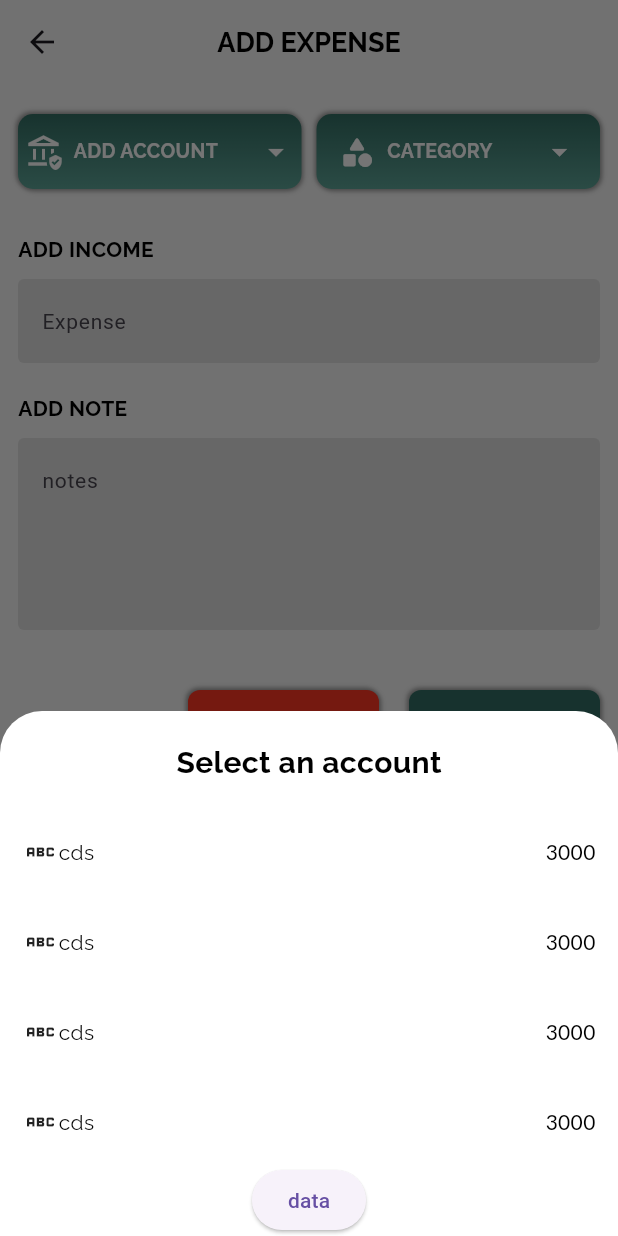
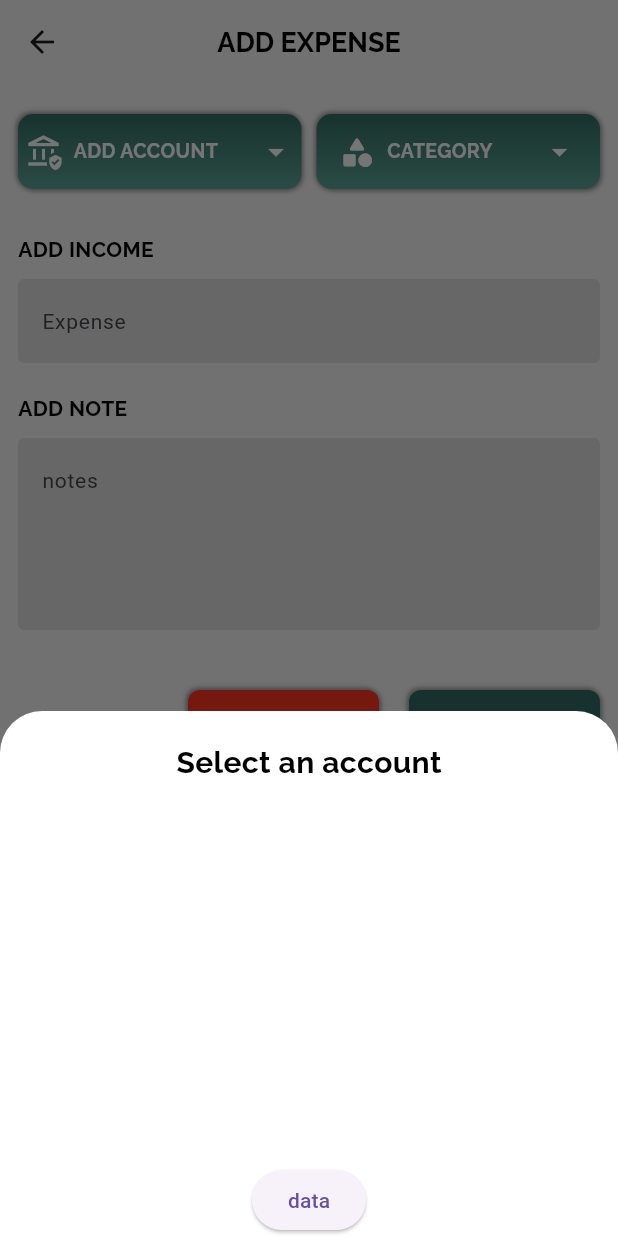
Before and after one commit to Kevinkiron/zoro, a Flutter app: the AddExpenseValue screen opened directly, after a tap on "ADD ACCOUNT", on a phone screen of 412 x 824 dp. Run offline on Flutter 3.47's test engine with Material 3 defaults, Android fonts, the light colour scheme and no system bars; our stand-ins replace bloc, easy_date_timeline, equatable, fl_chart, flashy_tab_bar2, flip_card and 5 more; missing offline and left inert: circular_menu; accounts and stored records are empty; generated files the repository leaves out were written again.

Commit message:
Account adding new list model

```diff
--- a/lib/screens/add_expense_income/expense_form.dart
+++ b/lib/screens/add_expense_income/expense_form.dart
@@ -1,3 +1,5 @@
+import 'dart:developer';
+
 import 'package:expense_tracker/utils/app_font_styles.dart';
 import 'package:flutter/material.dart';
 import 'package:flutter/widgets.dart';
@@ -6,6 +8,7 @@ import 'package:gap/gap.dart';
 
 import '../../data/bloc/account_bloc/account_bloc.dart';
 import '../home/home.dart';
+import 'bloc/budget_form_bloc.dart';
 import 'widgets/bottom_sheet.dart';
 import 'widgets/custom_textfield.dart';
 
@@ -23,20 +26,29 @@ class AddExpenseValue extends StatelessWidget {
           fontWeight: FontWeight.bold,
         ),
       ),
-      body: Column(
+      body: BlocBuilder<BudgetFormBloc, BudgetFormState>(
+        builder: (context, state) {
+          return Column(
             children: [
               BlocBuilder<AccountBloc, AccountState>(
-            builder: (context, state) {
-              return _expenseTab(context, state, context.read<AccountBloc>());
+                builder: (context, accountState) {
+                  return _expenseTab(
+                      context,
+                      accountState,
+                      context.read<AccountBloc>(),
+                      context.read<BudgetFormBloc>(),
+                      state);
                 },
               ),
             ],
+          );
+        },
       ),
     );
   }
 
-  Padding _expenseTab(
-      BuildContext context, AccountState state, AccountBloc bloc) {
+  Padding _expenseTab(BuildContext context, AccountState accountState,
+      AccountBloc bloc, BudgetFormBloc budgetBloc, BudgetFormState state) {
     return Padding(
       padding: const EdgeInsets.symmetric(horizontal: 12),
       child: Column(
@@ -48,7 +60,7 @@ class AddExpenseValue extends StatelessWidget {
               const Gap(20),
               Row(
                 children: [
-                  _accountSelection(context),
+                  _accountSelection(context, state),
                   const Gap(10),
                   _categorySelection(context),
                 ],
@@ -165,7 +177,7 @@ class AddExpenseValue extends StatelessWidget {
     );
   }
 
-  Widget _accountSelection(BuildContext context) {
+  Widget _accountSelection(BuildContext context, BudgetFormState state) {
     return Expanded(
         child: GestureDetector(
       onTap: () {
@@ -187,10 +199,10 @@ class AddExpenseValue extends StatelessWidget {
                     Expanded(
                       child: ListView.builder(
                           shrinkWrap: true,
-                          itemCount: 8,
+                          itemCount: state.accountList.length,
                           physics: const AlwaysScrollableScrollPhysics(),
                           itemBuilder: (context, index) {
-                            return _listViewOfAccount();
+                            return _listViewOfAccount(index, state);
                           }),
                     ),
                     ElevatedButton(
@@ -317,24 +329,44 @@ class AddExpenseValue extends StatelessWidget {
     );
   }
 
-  Column _listViewOfAccount() {
+  Widget _listViewOfAccount(index, BudgetFormState state) {
     return Column(
       children: [
-        Container(
+        InkWell(
+          onTap: () {
+            log(state.accountList[index].name.toString(), name: 'sa');
+          },
+          child: Container(
             color: Colors.white,
-          padding: const EdgeInsets.symmetric(horizontal: 15),
+            padding: const EdgeInsets.symmetric(horizontal: 20),
             height: 50,
             child: Row(
               mainAxisAlignment: MainAxisAlignment.spaceBetween,
               children: [
                 Row(
                   children: [
-                  const Icon(Icons.abc),
-                  AppFont().S(text: 'cds'),
+                    ClipRRect(
+                      borderRadius: BorderRadius.circular(60),
+                      child: Image.asset(
+                        state.accountList[index].icons,
+                        width: 90,
+                        height: 90,
+                        fit: BoxFit.cover,
+                      ),
+                    ),
+                    const Gap(15),
+                    AppFont().S(
+                        text: state.accountList[index].name,
+                        fontSize: 16,
+                        fontWeight: FontWeight.w600),
                   ],
                 ),
-              AppFont().N(text: '3000')
+                AppFont().N(
+                    text: state.accountList[index].amount.toString(),
+                    fontSize: 14,
+                    fontWeight: FontWeight.w400)
               ],
+            ),
           ),
         ),
         const Gap(10)
--- a/pubspec.yaml
+++ b/pubspec.yaml
@@ -26,6 +26,7 @@ dependencies:
   isar_generator: ^3.1.0+1
   isar_flutter_libs: ^3.1.0+1
   path_provider: ^2.0.9
+  equatable: ^2.0.5
 
 dev_dependencies:
   flutter_test:
```
Also changed, not shown: lib/screens/add_expense_income/budget_form.dart (+25 -9 lines), lib/screens/add_expense_income/widgets/alert_dialog_accounts.dart (renamed from lib/screens/add_expense_income/widgets/bottom_sheet.dart), pubspec.lock. Lines whose indentation alone changed are shown as unchanged.
